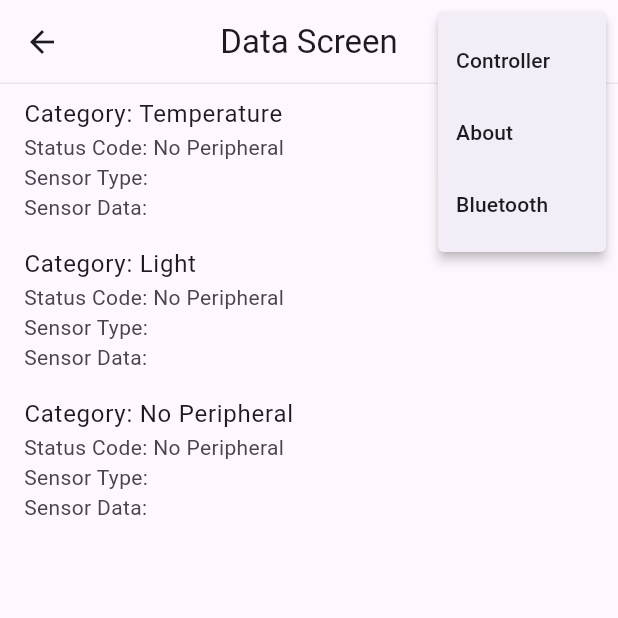
After one commit to Axelsmoon/Centipede-Remote-Control, a Flutter app: the DataScreen screen opened by its route, after a tap on the "menu" icon, on a phone screen of 412 x 824 dp, the top half of it. The commit adds this screen. Run offline on Flutter 3.47's test engine with Material 3 defaults, Android fonts, the phone set to English and light mode, and no system bars; our stand-ins replace flutter_blue, google_fonts, permission_handler.

Commit message:
Updated Bluetooth Functionality

```diff
--- a/lib/routes/routes.dart
+++ b/lib/routes/routes.dart
@@ -2,11 +2,13 @@ import 'package:flutter/material.dart';
 import 'package:centipede_control/screens/MainScreen.dart';
 import 'package:centipede_control/screens/BluetoothScreen.dart';
 import '../screens/AboutScreen.dart';
+import '../screens/DataScreen.dart';
 
 class Routes {
   static const String MAINSCREEN = '/main';
   static const String BLUETOOTHSCREEN = '/bt';
   static const String ABOUTSCREEN = '/about';
+  static const String DATASCREEN = '/data';
 
   static Map<String, Widget Function(BuildContext)> get getroutes =>
       {
@@ -14,5 +16,6 @@ class Routes {
         MAINSCREEN: (context) => MainScreen(),
         BLUETOOTHSCREEN: (context) => BluetoothScreen(),
         ABOUTSCREEN: (context) => AboutScreen(),
+        DATASCREEN: (context) => DataScreen(),
       };
 }
--- /dev/null
+++ b/lib/screens/DataScreen.dart
@@ -0,0 +1,219 @@
+import 'dart:async';
+import 'package:flutter/material.dart';
+import 'package:flutter_blue/flutter_blue.dart';
+
+class DataScreen extends StatefulWidget {
+  @override
+  _DataScreenState createState() => _DataScreenState();
+}
+
+class _DataScreenState extends State<DataScreen> {
+  String statusCode1 = 'No Peripheral';
+  String sensorType1 = '';
+  String sensorData1 = '';
+
+  String statusCode2 = 'No Peripheral';
+  String sensorType2 = '';
+  String sensorData2 = '';
+
+  String statusCode3 = 'No Peripheral';
+  String sensorType3 = '';
+  String sensorData3 = '';
+
+  Timer? timer;
+  late BluetoothDevice device;
+  late BluetoothCharacteristic characteristic;
+
+  bool isFetchingData = false;
+
+  @override
+  void initState() {
+    super.initState();
+    _initBluetooth();
+  }
+
+  @override
+  void dispose() {
+    timer?.cancel();
+    super.dispose();
+  }
+
+  void startDataFetch() {
+    timer = Timer.periodic(Duration(seconds: 10), (timer) {
+      fetchData();
+    });
+  }
+
+  void _initBluetooth() async {
+    FlutterBlue flutterBlue = FlutterBlue.instance;
+    List<BluetoothDevice> devices = await flutterBlue.connectedDevices;
+    if (devices.isNotEmpty) {
+      device = devices.first;
+      _subscribeToCharacteristic();
+    }
+  }
+
+  void _subscribeToCharacteristic() async {
+    List<BluetoothService> services = await device.discoverServices();
+    services.forEach((service) {
+      service.characteristics.forEach((char) {
+        if (char.properties.notify || char.properties.indicate) {
+          characteristic = char;
+          characteristic.setNotifyValue(true);
+          characteristic.value.listen(_handleData);
+          // Start data fetching
+          setState(() {
+            isFetchingData = true;
+          });
+        }
+      });
+    });
+  }
+
+  void _handleData(List<int>? value) {
+    if (value != null) {
+      // Parse the received value and update state accordingly
+      // This part depends on the format of data sent by the Bluetooth device
+      // For example, if the data format is [statusCode, sensorType, sensorData]
+      // you would parse it like this:
+      setState(() {
+        statusCode1 = 'OK';
+        sensorType1 = value[1].toString(); // Example: Sensor type is at index 1
+        sensorData1 = value[2].toString(); // Example: Sensor data is at index 2
+      });
+    }
+  }
+
+  void fetchData() {
+    // Simulate receiving data from Bluetooth
+    // Replace this with your actual data retrieval logic
+    // For demonstration, I'm randomly updating data
+    setState(() {
+      updateData('Temperature', 'Sensor1', '25°C');
+      updateData('Light', 'Sensor2', '50 lux');
+      updateData('Temperature', 'Sensor3', '30°C');
+    });
+  }
+
+  void updateData(String category, String type, String data) {
+    if (category == 'Temperature') {
+      setState(() {
+        statusCode1 = 'OK';
+        sensorType1 = type;
+        sensorData1 = data;
+      });
+    } else if (category == 'Light') {
+      setState(() {
+        statusCode2 = 'OK';
+        sensorType2 = type;
+        sensorData2 = data;
+      });
+    } else {
+      setState(() {
+        statusCode3 = 'OK';
+        sensorType3 = type;
+        sensorData3 = data;
+      });
+    }
+  }
+
+  @override
+  Widget build(BuildContext context) {
+    return Scaffold(
+      appBar: AppBar(
+        title: Text('Data Screen'),
+        centerTitle: true,
+        shape: Border(
+          bottom: BorderSide(
+            color: Colors.grey.withOpacity(0.2),
+            width: 1.0,
+          ),
+        ),
+        /*leading: IconButton(
+              icon: Image.asset('assets/IMG_0387.png'),
+              onPressed: () {
+                Navigator.pushNamed(context, '/home');
+              },
+            ),*/
+        actions: [
+          PopupMenuButton<String>(
+            icon: const Icon(Icons.menu),
+            onSelected: (value) {
+              Navigator.pushNamed(context, '/' "$value");
+              //print('Selected: $value');
+            },
+            itemBuilder: (BuildContext context) {
+              return [
+                const PopupMenuItem<String>(
+                  value: 'main',
+                  child: Text('Controller'),
+                ),
+                const PopupMenuItem<String>(
+                  value: 'about',
+                  child: Text('About'),
+                ),
+                const PopupMenuItem<String>(
+                  value: 'bt',
+                  child: Text('Bluetooth'),
+                ),
+              ];
+            },
+          )
+        ],
+      ),
+      body: ListView(
+        children: [
+          ListTile(
+            title: Text('Category: Temperature'),
+            subtitle: Column(
+              crossAxisAlignment: CrossAxisAlignment.start,
+              children: [
+                Text('Status Code: $statusCode1'),
+                Text('Sensor Type: $sensorType1'),
+                Text('Sensor Data: $sensorData1'),
+              ],
+            ),
+          ),
+          ListTile(
+            title: Text('Category: Light'),
+            subtitle: Column(
+              crossAxisAlignment: CrossAxisAlignment.start,
+              children: [
+                Text('Status Code: $statusCode2'),
+                Text('Sensor Type: $sensorType2'),
+                Text('Sensor Data: $sensorData2'),
+              ],
+            ),
+          ),
+          ListTile(
+            title: Text('Category: No Peripheral'),
+            subtitle: Column(
+              crossAxisAlignment: CrossAxisAlignment.start,
+              children: [
+                Text('Status Code: $statusCode3'),
+                Text('Sensor Type: $sensorType3'),
+                Text('Sensor Data: $sensorData3'),
+              ],
+            ),
+          ),
+        ],
+      ),
+    );
+  }
+}
+
+class MainPage extends StatefulWidget {
+  @override
+  _MainPageState createState() => _MainPageState();
+}
+class _MainPageState extends State<MainPage> {
+  @override
+  void initState() {
+    super.initState();
+  }
+
+  @override
+  Widget build(BuildContext context) {
+    return Container();
+  }
+}
```
Also changed, not shown: lib/screens/BluetoothScreen.dart (+41 -1 lines), lib/screens/MainScreen.dart (+49 -10 lines), Archive/Attempt2BluetoothScreen.txt (renamed from lib/screens/Attempt2BluetoothScreen.txt), Archive/Attempt2MainScreen.txt (renamed from lib/screens/Attempt2MainScreen.txt), Archive/OldBluetoothScreen.txt (renamed from lib/screens/OldBluetoothScreen.txt), Archive/OldMainScreen.txt (renamed from lib/screens/OldMainScreen.txt), 1 other file.
